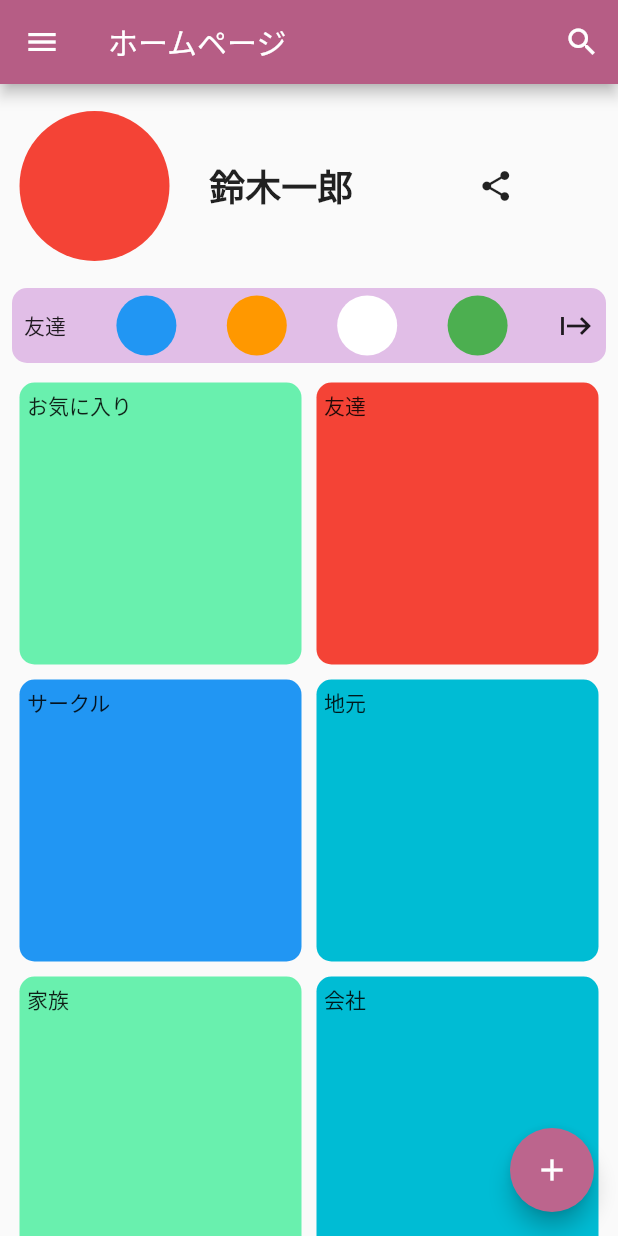
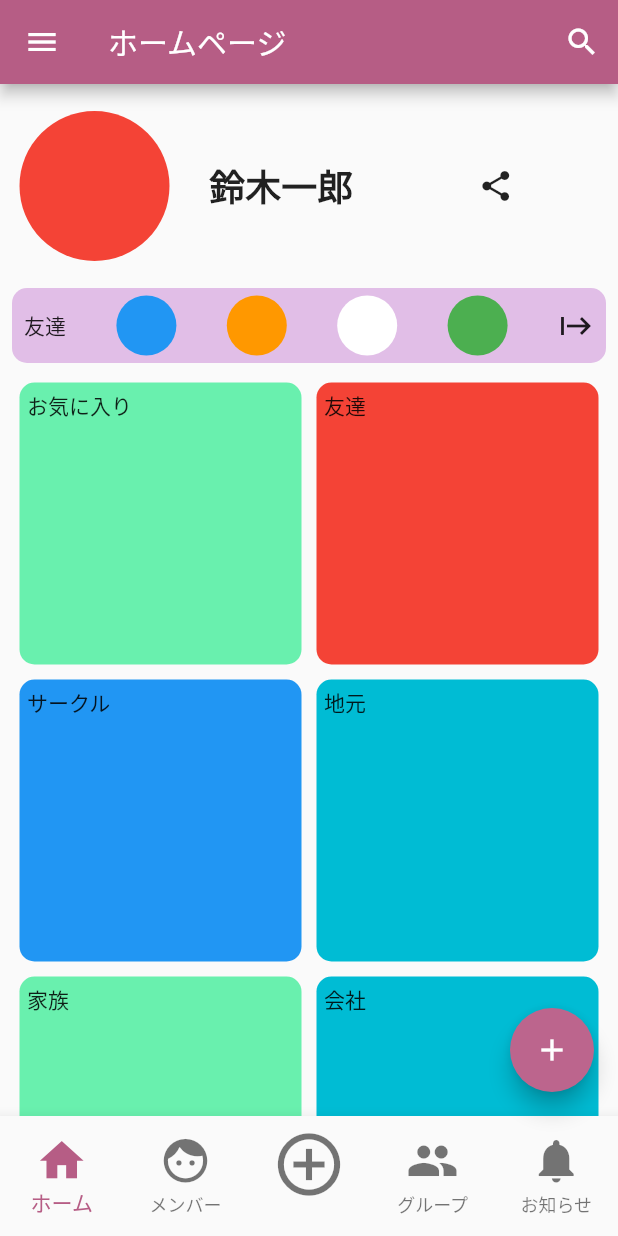
Before and after one commit to trm11tkr/connectionary, a Flutter app: the screen it shows after launch, on a phone screen of 412 x 824 dp. Run offline on Flutter 3.47's test engine with Material 2 defaults, Android fonts, the phone set to English and light mode, and no system bars.

Commit message:
ボトムナビゲーションバーの追加(UIのみ)

```diff
--- a/lib/configs/app_theme.dart
+++ b/lib/configs/app_theme.dart
@@ -2,6 +2,13 @@ import 'package:flutter/material.dart';
 
 class AppTheme {
   AppTheme._();
+
+  static get primaryColor => customSwatch.shade600;
+
+  static get primaryColorLite => customSwatch.shade300;
+
+  static get primaryColorDark => customSwatch.shade900;
+
   static const MaterialColor customSwatch = MaterialColor(
     0xFFB65D85,
     <int, Color>{
@@ -19,6 +26,9 @@ class AppTheme {
   );
 
   static ThemeData get theme => ThemeData(
-    primarySwatch: customSwatch,
-  );
+        primarySwatch: customSwatch,
+        primaryColor: primaryColor,
+        primaryColorLight: primaryColorLite,
+        primaryColorDark: primaryColorDark,
+      );
 }
--- a/lib/ui/page/home_page.dart
+++ b/lib/ui/page/home_page.dart
@@ -1,4 +1,5 @@
 import 'package:connectionary/ui/widgets/menu_view/hamburger_menu.dart';
+import 'package:connectionary/ui/widgets/menu_view/navigation_bar_bottom.dart';
 import 'package:flutter/material.dart';
 
 class HomePage extends StatelessWidget {
@@ -27,6 +28,7 @@ class HomePage extends StatelessWidget {
           ),
         ],
       ),
+      bottomNavigationBar: const NavigationBarBottom(),
       drawer: const HamburgerMenu(),
       body: Column(
         children: [
@@ -36,7 +38,7 @@ class HomePage extends StatelessWidget {
               height: 120,
               margin: const EdgeInsets.all(8),
               padding: const EdgeInsets.all(5),
-              child: Row (
+              child: Row(
                 mainAxisAlignment: MainAxisAlignment.spaceBetween,
                 children: [
                   exampleCircle(Colors.red, 100, 100),
@@ -47,9 +49,13 @@ class HomePage extends StatelessWidget {
                       fontSize: 24,
                     ),
                   ),
-                  const SizedBox(width: 30,),
+                  const SizedBox(
+                    width: 30,
+                  ),
                   const Icon(Icons.share),
-                  const SizedBox(width: 30,),
+                  const SizedBox(
+                    width: 30,
+                  ),
                 ],
               ),
             ),
--- /dev/null
+++ b/lib/ui/widgets/menu_view/navigation_bar_bottom.dart
@@ -0,0 +1,45 @@
+import 'package:connectionary/configs/app_theme.dart';
+import 'package:flutter/material.dart';
+
+class NavigationBarBottom extends StatelessWidget {
+  const NavigationBarBottom({Key? key}) : super(key: key);
+
+  @override
+  Widget build(BuildContext context) {
+    return BottomNavigationBar(
+      selectedItemColor: AppTheme.theme.primaryColor,
+      type: BottomNavigationBarType.fixed,
+      items: myBottomNavBarItems(),
+      iconSize: 35,
+    );
+  }
+}
+
+List<BottomNavigationBarItem> myBottomNavBarItems() {
+  return const [
+    BottomNavigationBarItem(
+      icon: Icon(Icons.home),
+      label: 'ホーム',
+    ),
+    BottomNavigationBarItem(
+      icon: Icon(Icons.face),
+      label: 'メンバー',
+    ),
+    BottomNavigationBarItem(
+      icon: Icon(
+        Icons.add_circle_outline,
+        size: 50,
+      ),
+      label: '',
+
+    ),
+    BottomNavigationBarItem(
+      icon: Icon(Icons.group),
+      label: 'グループ',
+    ),
+    BottomNavigationBarItem(
+      icon: Icon(Icons.notifications),
+      label: 'お知らせ',
+    ),
+  ];
+}
```
